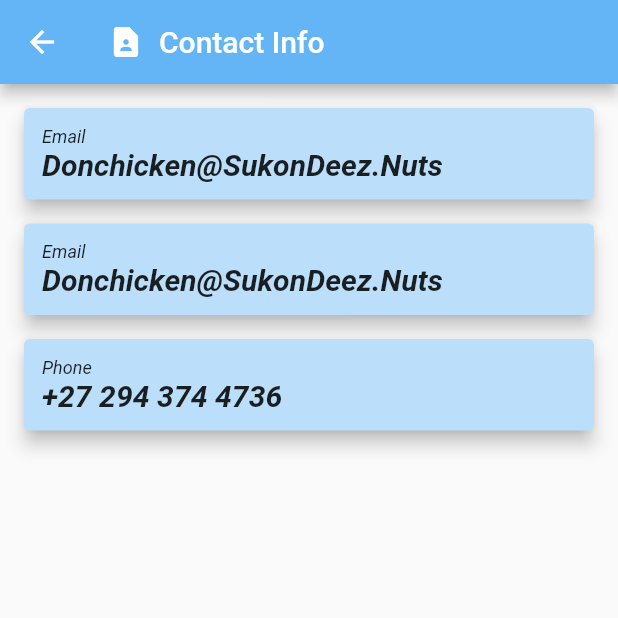
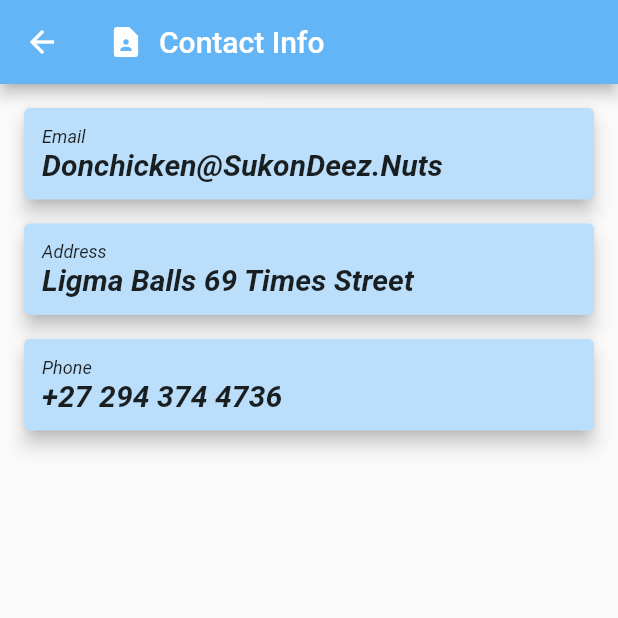
Before and after one commit to Aquarius-blake/level2, a Flutter app: the Contact screen opened by its route, on a phone screen of 412 x 824 dp, the top half of it. Run offline on Flutter 3.47's test engine with Material 2 defaults, Android fonts, the phone set to English and light mode, and no system bars.

Commit message:
Minor update

```diff
--- a/lib/pages/Contact.dart
+++ b/lib/pages/Contact.dart
@@ -72,7 +72,7 @@ fontWeight: FontWeight.bold,
                 crossAxisAlignment: CrossAxisAlignment.stretch,
                 children: [
                   Text(
-                    "Email",
+                    "Address",
                     style: TextStyle(
 
                         fontStyle: FontStyle.italic,
@@ -81,7 +81,7 @@ fontWeight: FontWeight.bold,
                     textAlign: TextAlign.start,
                   ),
                   Text(
-                    "Donchicken@SukonDeez.Nuts",
+                    "Ligma Balls 69 Times Street",
                     style: TextStyle(
                         fontWeight: FontWeight.bold,
                         fontStyle: FontStyle.italic,
```
